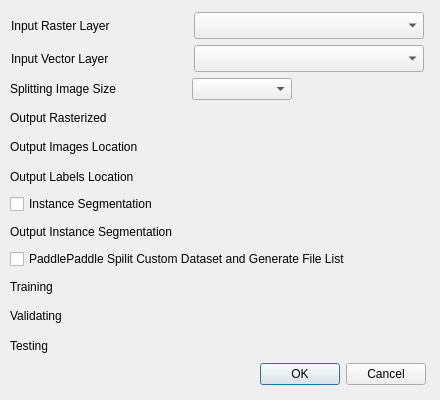
Before: the Qt Designer form deep-learning-datasets-maker/split_rs_data_dialog_base.ui in deepbands/deep-learning-datasets-maker, drawn with Qt 5.
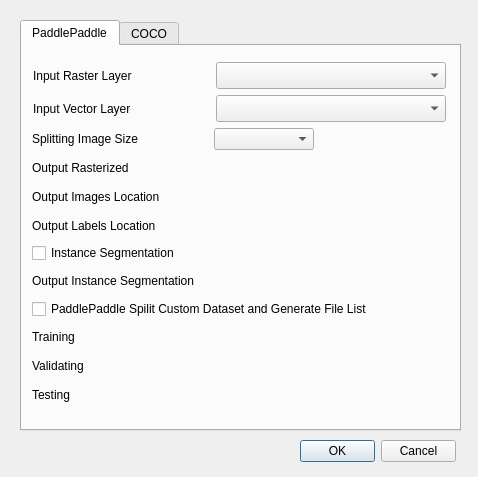
After: the same form once the commit is applied. Custom widgets are drawn as their Qt base class.

What changed in the file:
```diff
--- a/deep-learning-datasets-maker/split_rs_data_dialog_base.ui
+++ b/deep-learning-datasets-maker/split_rs_data_dialog_base.ui
@@ -6,38 +6,54 @@
    <rect>
     <x>0</x>
     <y>0</y>
-    <width>440</width>
-    <height>400</height>
+    <width>478</width>
+    <height>477</height>
    </rect>
   </property>
   <property name="sizePolicy">
-   <sizepolicy hsizetype="Fixed" vsizetype="Fixed">
+   <sizepolicy hsizetype="Preferred" vsizetype="Preferred">
     <horstretch>0</horstretch>
     <verstretch>0</verstretch>
    </sizepolicy>
   </property>
   <property name="minimumSize">
    <size>
-    <width>440</width>
-    <height>280</height>
+    <width>300</width>
+    <height>300</height>
    </size>
   </property>
   <property name="maximumSize">
    <size>
-    <width>440</width>
-    <height>400</height>
+    <width>1000</width>
+    <height>1000</height>
    </size>
   </property>
   <property name="windowTitle">
    <string>Deep Learning Datasets Maker</string>
   </property>
-  <widget class="QWidget" name="layoutWidget">
+  <widget class="QTabWidget" name="tabWidget">
+   <property name="geometry">
+    <rect>
+     <x>20</x>
+     <y>20</y>
+     <width>441</width>
+     <height>411</height>
+    </rect>
+   </property>
+   <property name="currentIndex">
+    <number>0</number>
+   </property>
+   <widget class="QWidget" name="tab">
+    <attribute name="title">
+     <string>PaddlePaddle</string>
+    </attribute>
+    <widget class="QWidget" name="">
    <property name="geometry">
     <rect>
      <x>10</x>
-     <y>12</y>
+       <y>16</y>
      <width>416</width>
-     <height>373</height>
+       <height>344</height>
     </rect>
    </property>
    <layout class="QVBoxLayout" name="verticalLayout">
@@ -431,17 +447,30 @@
       </item>
      </layout>
     </item>
-    <item>
+     </layout>
+    </widget>
+   </widget>
+   <widget class="QWidget" name="tab_2">
+    <attribute name="title">
+     <string>COCO</string>
+    </attribute>
+   </widget>
+  </widget>
      <widget class="QDialogButtonBox" name="button_box">
+   <property name="geometry">
+    <rect>
+     <x>300</x>
+     <y>440</y>
+     <width>156</width>
+     <height>23</height>
+    </rect>
+   </property>
       <property name="orientation">
        <enum>Qt::Horizontal</enum>
       </property>
       <property name="standardButtons">
        <set>QDialogButtonBox::Cancel|QDialogButtonBox::Ok</set>
       </property>
-     </widget>
-    </item>
-   </layout>
   </widget>
  </widget>
  <customwidgets>
```
Lines whose indentation alone changed are shown as unchanged.
